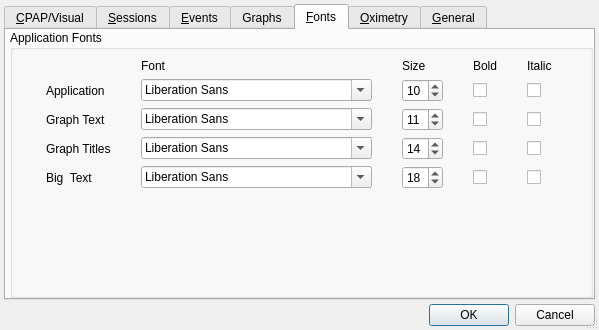
This is preferencesdialog.ui in sbonaime/sleepyhead-code. as Qt 5 draws it before an edit. The edited form follows.
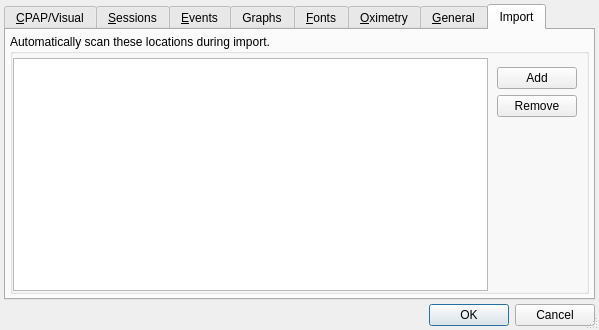
This is the edited form. The open tabs and pages were chosen to show the change.

Commit message: New Feature: Added Import locations preference tab and related import logic

```diff
--- a/preferencesdialog.ui
+++ b/preferencesdialog.ui
@@ -1226,6 +1226,86 @@
        </item>
       </layout>
      </widget>
+     <widget class="QWidget" name="importTab">
+      <attribute name="title">
+       <string>Import</string>
+      </attribute>
+      <layout class="QVBoxLayout" name="verticalLayout_11">
+       <property name="spacing">
+        <number>4</number>
+       </property>
+       <property name="margin">
+        <number>4</number>
+       </property>
+       <item>
+        <widget class="QGroupBox" name="groupBox_3">
+         <property name="title">
+          <string>Automatically scan these locations during import.</string>
+         </property>
+         <layout class="QHBoxLayout" name="horizontalLayout_10">
+          <property name="spacing">
+           <number>0</number>
+          </property>
+          <property name="leftMargin">
+           <number>0</number>
+          </property>
+          <property name="topMargin">
+           <number>4</number>
+          </property>
+          <property name="rightMargin">
+           <number>0</number>
+          </property>
+          <property name="bottomMargin">
+           <number>0</number>
+          </property>
+          <item>
+           <widget class="QListView" name="importListWidget">
+            <property name="editTriggers">
+             <set>QAbstractItemView::NoEditTriggers</set>
+            </property>
+           </widget>
+          </item>
+          <item>
+           <widget class="QWidget" name="widget" native="true">
+            <layout class="QVBoxLayout" name="verticalLayout_9">
+             <item>
+              <widget class="QPushButton" name="addImportLocation">
+               <property name="text">
+                <string>Add</string>
+               </property>
+              </widget>
+             </item>
+             <item>
+              <widget class="QPushButton" name="removeImportLocation">
+               <property name="text">
+                <string>Remove</string>
+               </property>
+              </widget>
+             </item>
+             <item>
+              <spacer name="verticalSpacer_5">
+               <property name="orientation">
+                <enum>Qt::Vertical</enum>
+               </property>
+               <property name="sizeHint" stdset="0">
+                <size>
+                 <width>20</width>
+                 <height>40</height>
+                </size>
+               </property>
+              </spacer>
+             </item>
+            </layout>
+            <zorder>removeImportLocation</zorder>
+            <zorder>addImportLocation</zorder>
+            <zorder>verticalSpacer_5</zorder>
+           </widget>
+          </item>
+         </layout>
+        </widget>
+       </item>
+      </layout>
+     </widget>
     </widget>
    </item>
    <item>
```
The commit also changes 5 other files.
